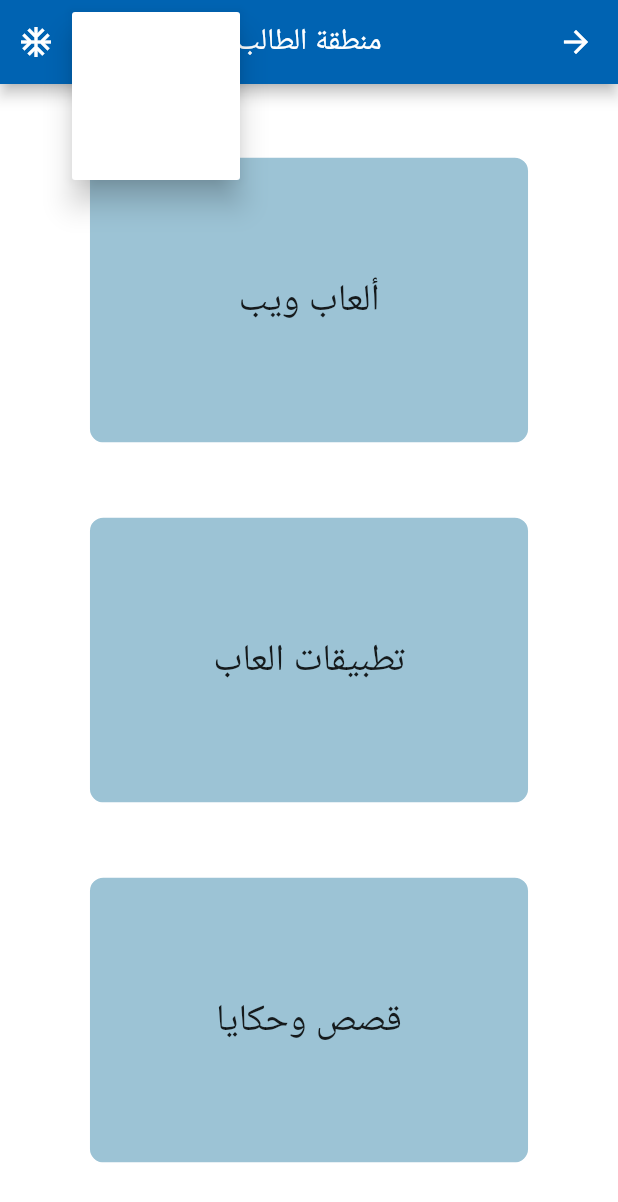
After one commit to ObaidaKhater/Flutter_K, a Flutter app: the MainStudentArea screen opened directly, after a tap on the "ac unit" icon, on a phone screen of 412 x 824 dp. The commit adds this screen. Shown: the top 1202 px of the screen. Run offline on Flutter 3.47's test engine with Material 2 defaults, Android fonts, the phone set to English and light mode, and no system bars; our stand-ins replace flutter_screenutil, font_awesome_flutter, smooth_page_indicator; network calls fail.

Commit message:
main login and student area

```diff
--- /dev/null
+++ b/lib/ui/pages/student_area/main_student_area.dart
@@ -0,0 +1,30 @@
+import 'package:flutter/material.dart';
+import 'package:flutter_k/ui/pages/student_area/student_area_wiget.dart';
+
+class MainStudentArea extends StatelessWidget {
+  final GlobalKey<PopupMenuButtonState<int>> _key = GlobalKey();
+  @override
+  Widget build(BuildContext context) {
+    return Scaffold(
+      appBar: AppBar(
+        centerTitle: true,
+        title: Text('منطقة الطالب'),
+        actions: [
+          PopupMenuButton<int>(
+            key: _key,
+            itemBuilder: (context) {
+              return <PopupMenuEntry<int>>[
+                PopupMenuItem(child: Text('0'), value: 0),
+                PopupMenuItem(child: Text('1'), value: 1),
+              ];
+            },
+          ),
+          IconButton(icon: Icon(Icons.ac_unit),onPressed:  () => _key.currentState.showButtonMenu(),),
+        ],
+
+      ),
+      backgroundColor: Colors.white,
+      body: buildColumn(context),
+    );
+  }
+}
--- /dev/null
+++ b/lib/ui/pages/student_area/student_area_wiget.dart
@@ -0,0 +1,36 @@
+import 'package:flutter/material.dart';
+
+import '../../shared_ui.dart';
+Column buildColumn(BuildContext context) {
+  return Column(
+    mainAxisAlignment: MainAxisAlignment.center,
+    crossAxisAlignment: CrossAxisAlignment.center,
+    children: [
+      buildExpanded(1),
+      Expanded(
+        flex: 4,
+        child: InkWell(
+          onTap: () {},
+          child: buildContainer(context, 'ألعاب ويب'),
+        ),
+      ),
+      buildExpanded(1),
+      Expanded(
+        flex: 4,
+        child: InkWell(
+          onTap: () {},
+          child: buildContainer(context, 'تطبيقات العاب'),
+        ),
+      ),
+      buildExpanded(1),
+      Expanded(
+        flex: 4,
+        child: InkWell(
+          onTap: () {},
+          child: buildContainer(context, 'قصص وحكايا'),
+        ),
+      ),
+      buildExpanded(1),
+    ],
+  );
+}
--- /dev/null
+++ b/lib/ui/shared_ui.dart
@@ -0,0 +1,28 @@
+import 'package:flutter/material.dart';
+import 'package:flutter_screenutil/flutter_screenutil.dart';
+
+Expanded buildExpanded(int flex) {
+  return Expanded(
+    flex: flex,
+    child: Container(),
+  );
+}
+
+Widget buildContainer(BuildContext context, String text) {
+  return Container(
+    alignment: Alignment.center,
+    // margin: EdgeInsets.symmetric(horizontal: 50.w),
+    margin:
+        EdgeInsets.symmetric(horizontal: MediaQuery.of(context).size.width / 7),
+    decoration: BoxDecoration(
+      borderRadius: BorderRadius.circular(10.0),
+      color: Theme.of(context).accentColor,
+      border: Border.all(width: 1.0.r, color: const Color(0xffffffff)),
+    ),
+    child: Text(
+      text,
+      style: TextStyle(fontSize: 25),
+      textAlign: TextAlign.center,
+    ),
+  );
+}
```
Also changed, not shown: lib/ui/pages/login/main_login.dart (added, +14 -0 lines), lib/ui/pages/login/wiget_login.dart (added, +38 -0 lines), lib/main.dart (line endings or trailing spaces).
